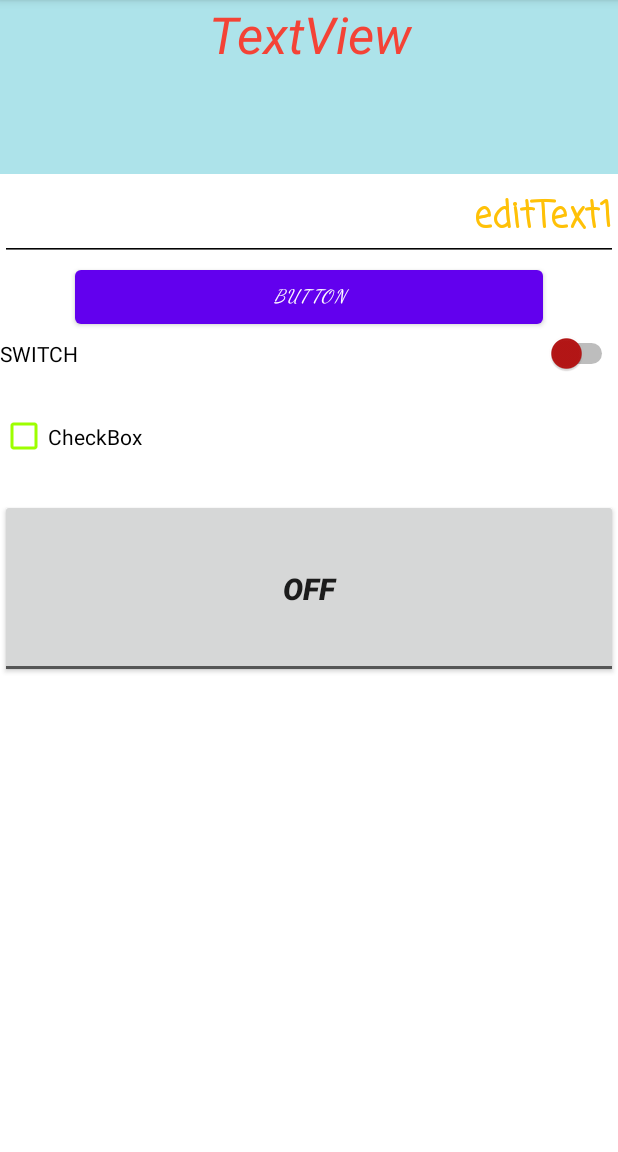
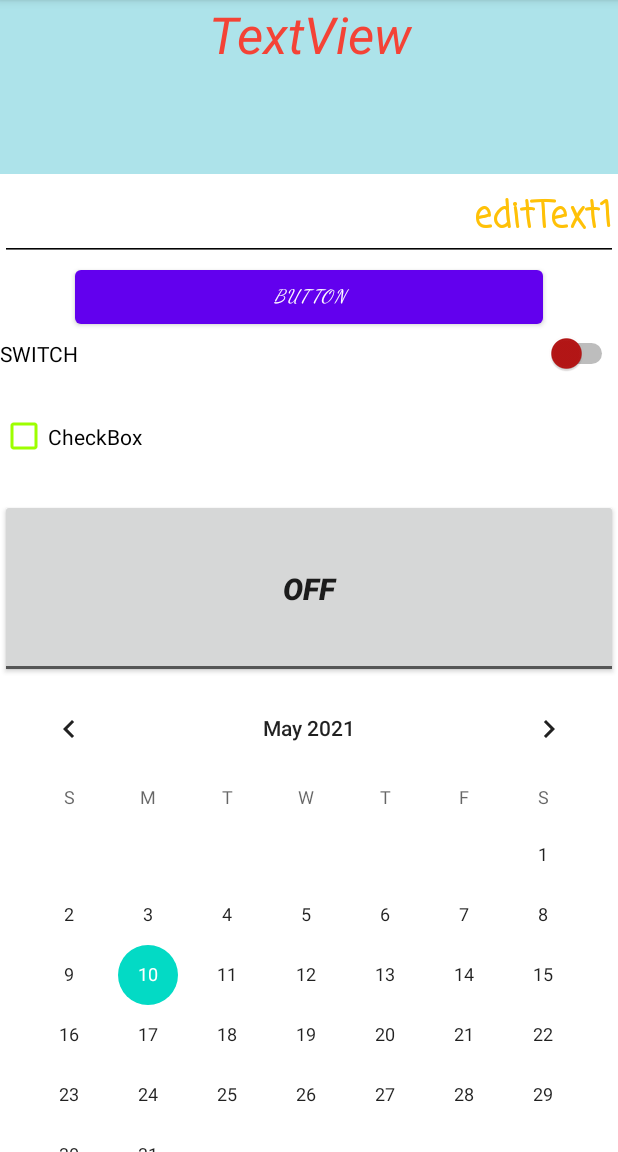
Before and after one commit to Ruslan-Khujaniyazov/android1homeworks, an Android app: the screen it shows after launch (MainActivity), on a phone screen of 412 x 824 dp, the part 84-1236 px from its top. Run offline under Robolectric (Android 15) with nearby library versions, the phone set to English and light mode, and no system bars.

Commit message:
-homework 1. Task 3

```diff
--- a/app/src/main/res/layout/activity_main.xml
+++ b/app/src/main/res/layout/activity_main.xml
@@ -67,4 +67,9 @@
         android:textSize="20sp"
         android:textStyle="bold|italic" />
 
+    <CalendarView
+        android:id="@+id/calendarView"
+        android:layout_width="match_parent"
+        android:layout_height="wrap_content" />
+
 </LinearLayout>
```
